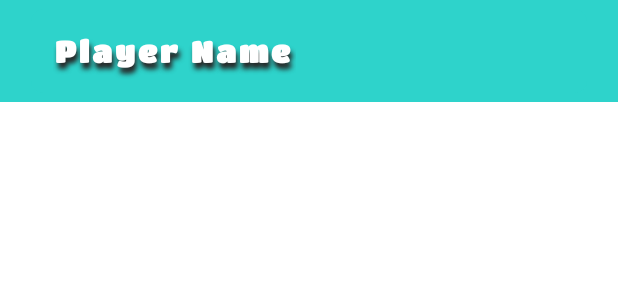
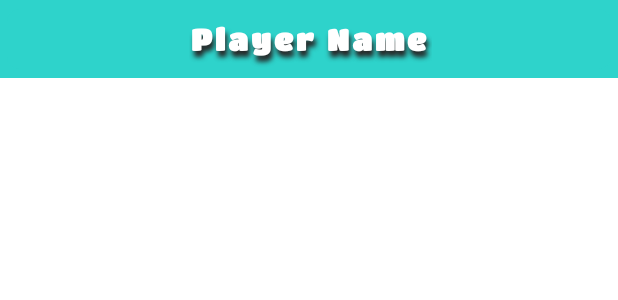
Before and after one commit to nogakril/pitkiot-app, an Android app: the layout players_list_item.xml on its own in the app's theme, with its tools: preview values and no code run, on a phone screen of 412 x 824 dp. Shown: the top 300 px of the screen. Run offline under Robolectric (Android 15) with nearby library versions, the phone set to English and light mode, and no system bars.

Commit message:
fixing issues (#13)
* Adding different functionalities

* Fixing issues

```diff
--- a/app/src/main/java/com/example/pitkiot/data/models/RoundUiState.kt
+++ b/app/src/main/java/com/example/pitkiot/data/models/RoundUiState.kt
@@ -18,6 +18,5 @@ data class RoundUiState(
     var teamBScore: Int = 0,
     var showTeamsDivisionDialog: Boolean = false,
     var inRound: Boolean = false,
-    var gameStatus: GameStatus = IN_GAME,
     override var errorMessage: String? = null
 ) : UiState
--- a/app/src/main/res/layout/players_list_item.xml
+++ b/app/src/main/res/layout/players_list_item.xml
@@ -11,10 +11,8 @@
             tools:ignore="MissingConstraints"
             android:layout_width="match_parent"
             android:layout_height="wrap_content"
-            android:layout_marginStart="16dp"
-            android:layout_marginTop="16dp"
-            android:layout_marginEnd="16dp"
-            android:layout_marginBottom="8dp"
+            android:layout_marginTop="5dp"
+            android:layout_marginBottom="5dp"
             card_view:cardCornerRadius="8dp"
             card_view:cardElevation="0dp"
             card_view:cardUseCompatPadding="true"
@@ -23,9 +21,9 @@
         <TextView
                 android:id="@+id/players_list_item_text"
                 style="@style/GameMediumTitleStyle"
-                android:gravity="center_vertical|center_horizontal"
                 android:text="Player Name"
-                android:padding="16dp" />
+                android:layout_gravity="center"
+                android:padding="8dp" />
 
     </androidx.cardview.widget.CardView>
 
```
Also changed, not shown: app/src/main/java/com/example/pitkiot/ui/InGameFragment.kt (+9 -5 lines), app/src/main/java/com/example/pitkiot/ui/RoundFragment.kt (+4 -3 lines), app/src/main/java/com/example/pitkiot/viewmodel/RoundViewModel.kt (+10 -10 lines).
